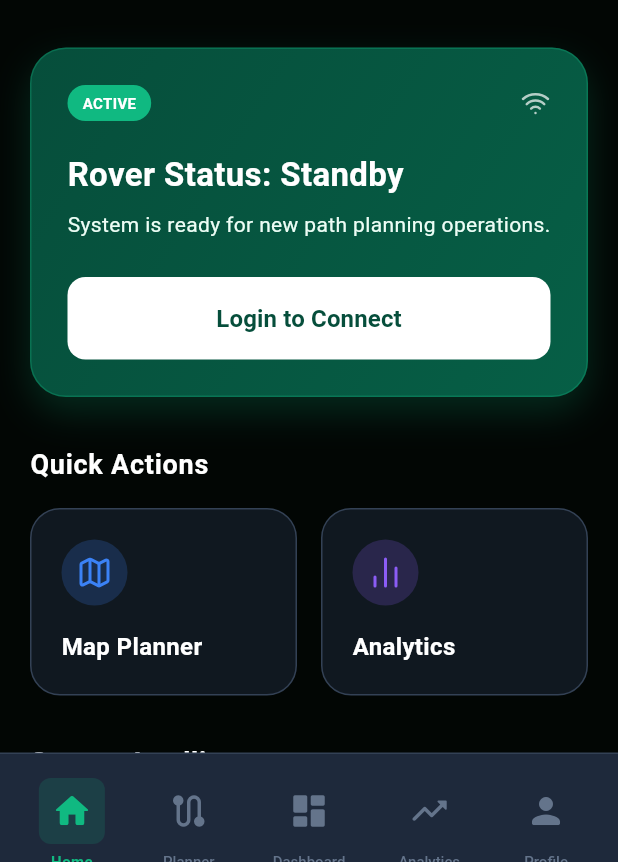
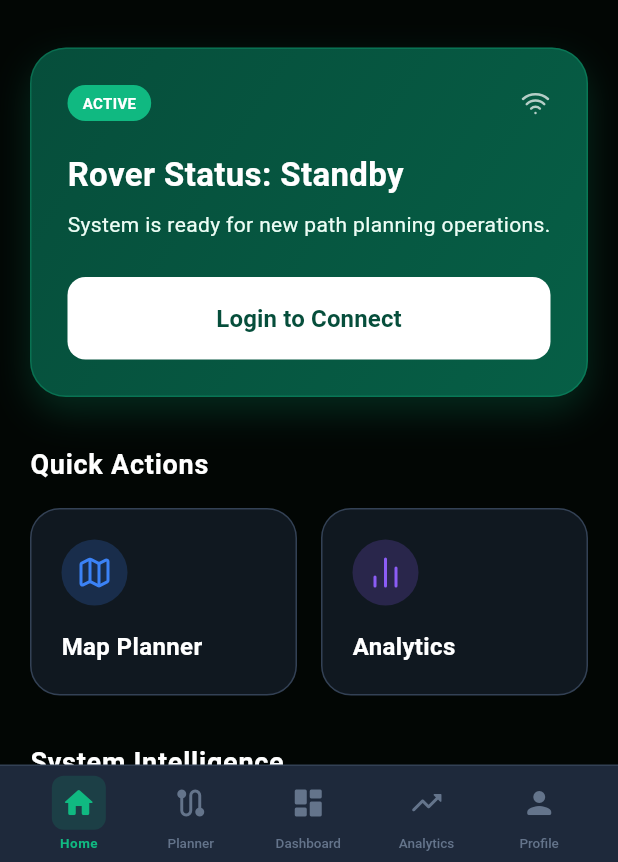
Before and after one commit to aniket-gawande/TRINETRA-APP, a Flutter app: the screen it shows after launch, on a phone screen of 412 x 824 dp, the part 374-1236 px from its top. Run offline on Flutter 3.47's test engine with Material 3 defaults, Android fonts, the phone set to English and light mode, and no system bars; our stand-ins replace dio, firebase_core, flutter_map, geolocator, google_sign_in, latlong2 and 1 more; accounts and stored records are empty.

Commit message:
Fix navbar overflow - reduce height to 64px

```diff
--- a/lib/components/bottom_nav_bar.dart
+++ b/lib/components/bottom_nav_bar.dart
@@ -24,9 +24,8 @@ class BottomNavBar extends StatelessWidget {
       ),
       child: SafeArea(
         top: false,
-        child: Container(
-          height: 72,
-          padding: const EdgeInsets.only(bottom: 8, top: 8),
+        child: SizedBox(
+          height: 64,
           child: Row(
             mainAxisAlignment: MainAxisAlignment.spaceEvenly,
             children: [
@@ -50,16 +49,16 @@ class BottomNavBar extends StatelessWidget {
         onTap: () => onTabTapped(index),
         splashColor: const Color(0xFF10b981).withValues(alpha: 0.3),
         highlightColor: const Color(0xFF10b981).withValues(alpha: 0.1),
-        borderRadius: BorderRadius.circular(12),
+        borderRadius: BorderRadius.circular(8),
         child: Padding(
-          padding: const EdgeInsets.symmetric(horizontal: 8, vertical: 8),
+          padding: const EdgeInsets.symmetric(horizontal: 4),
           child: Column(
             mainAxisSize: MainAxisSize.min,
             mainAxisAlignment: MainAxisAlignment.center,
             children: [
               AnimatedContainer(
                 duration: const Duration(milliseconds: 300),
-                padding: const EdgeInsets.all(8),
+                padding: const EdgeInsets.all(6),
                 decoration: BoxDecoration(
                   color: isSelected
                       ? const Color(0xFF10b981).withValues(alpha: 0.15)
@@ -68,23 +67,25 @@ class BottomNavBar extends StatelessWidget {
                 ),
                 child: Icon(
                   icon,
-                  size: 28,
+                  size: 24,
                   color: isSelected
                       ? const Color(0xFF10b981)
                       : const Color(0xFF64748b),
                 ),
               ),
-              const SizedBox(height: 4),
+              const SizedBox(height: 2),
               Text(
                 label,
                 style: TextStyle(
-                  fontSize: 10,
+                  fontSize: 9,
                   fontWeight: isSelected ? FontWeight.w700 : FontWeight.w500,
                   color: isSelected
                       ? const Color(0xFF10b981)
                       : const Color(0xFF64748b),
                   letterSpacing: isSelected ? 0.3 : 0,
                 ),
+                maxLines: 1,
+                overflow: TextOverflow.ellipsis,
               ),
             ],
           ),
```
